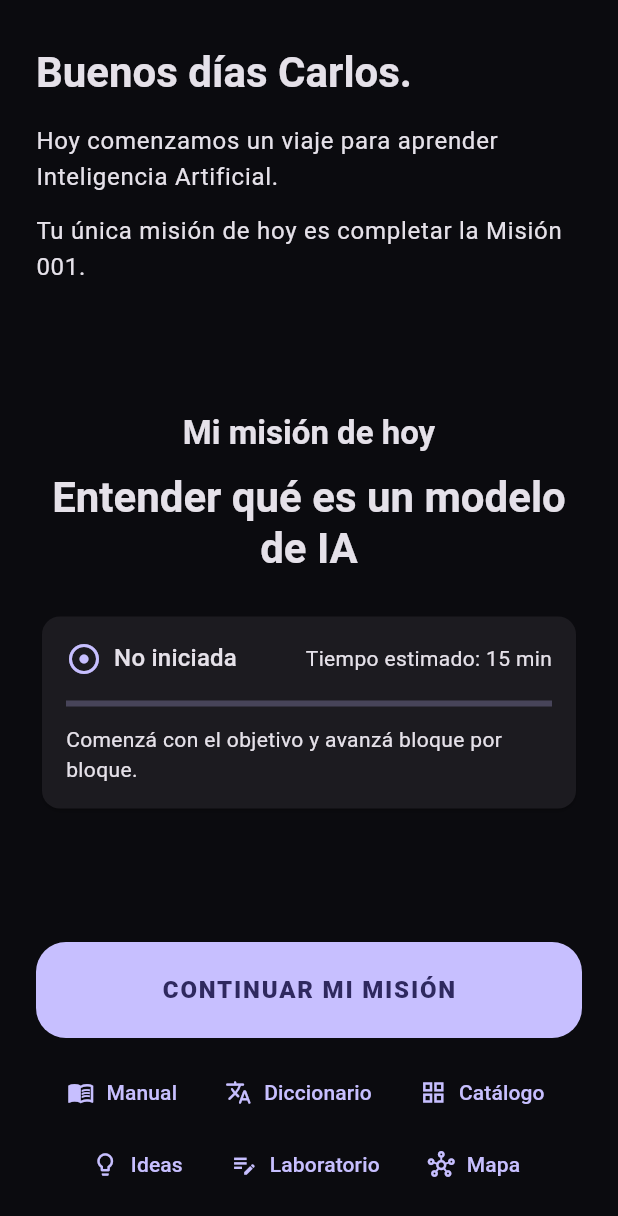
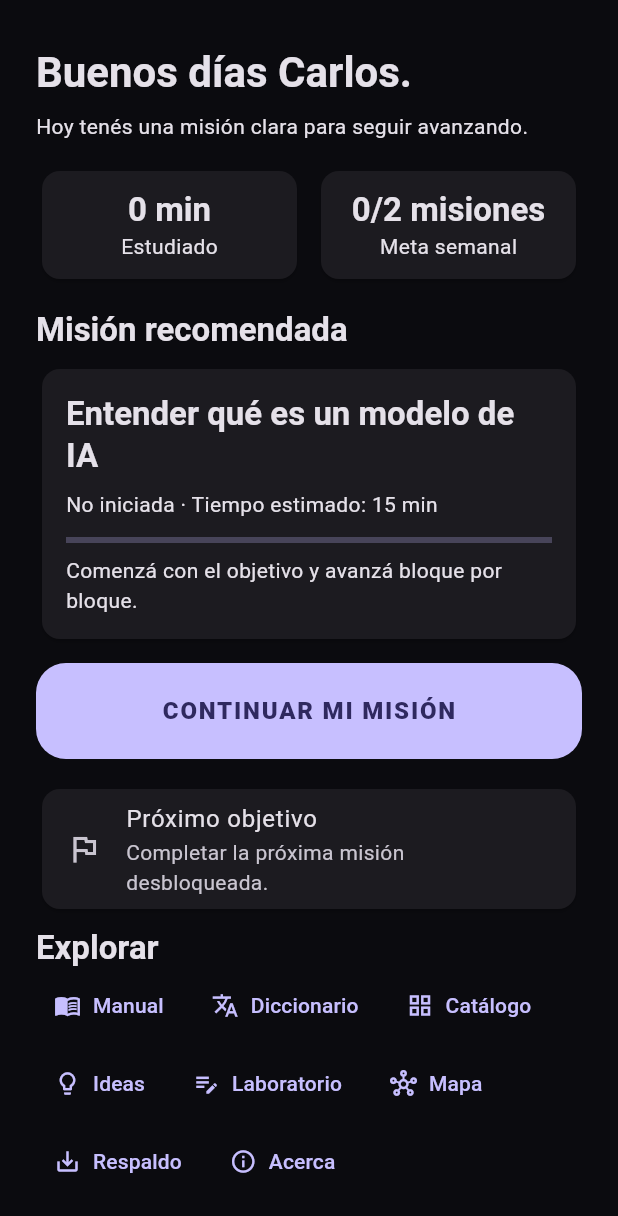
Before and after one commit to carlosvena/oraculo-ia, a Flutter app: the screen it shows after launch, after a tap on "EMPEZAR", on a phone screen of 412 x 824 dp. Shown: the top 1216 px of the screen. Run offline on Flutter 3.47's test engine with Material 3 defaults, Android fonts, the phone set to English and light mode, and no system bars; our stand-ins replace flutter_riverpod, go_router, shared_preferences.

Commit message:
Sprint 9: deliver coherent daily beta experience

```diff
--- a/lib/src/app/router/app_router.dart
+++ b/lib/src/app/router/app_router.dart
@@ -1,6 +1,7 @@
 import 'package:flutter_riverpod/flutter_riverpod.dart';
 import 'package:go_router/go_router.dart';
 import 'package:oraculo_ia/l10n/app_localizations.dart';
+import 'package:oraculo_ia/src/features/beta/presentation/beta_screens.dart';
 import 'package:oraculo_ia/src/features/content/presentation/knowledge_screens.dart';
 import 'package:oraculo_ia/src/features/knowledge_map/presentation/knowledge_map_screen.dart';
 import 'package:oraculo_ia/src/features/lessons/presentation/lesson_screen.dart';
@@ -26,6 +27,8 @@ abstract final class AppRoute {
   static const thoughts = '/thoughts';
   static const promptLab = '/prompt-lab';
   static const knowledgeMap = '/knowledge-map';
+  static const about = '/about';
+  static const backup = '/backup';
 
   static String lessonFor(Mission mission) {
     return '$lesson/${mission.id}/${mission.lessonId}';
@@ -97,6 +100,8 @@ final appRouterProvider = Provider<GoRouter>((ref) {
                   onThoughtLibrary: () => context.push(AppRoute.thoughts),
                   onPromptLab: () => context.push(AppRoute.promptLab),
                   onKnowledgeMap: () => context.push(AppRoute.knowledgeMap),
+                  onAbout: () => context.push(AppRoute.about),
+                  onBackup: () => context.push(AppRoute.backup),
                 );
               },
             ),
@@ -162,6 +167,14 @@ final appRouterProvider = Provider<GoRouter>((ref) {
               onOpenMission: (id) => context.push('${AppRoute.lesson}/$id/$id'),
             ),
       ),
+      GoRoute(
+        path: AppRoute.about,
+        builder: (context, state) => const AboutScreen(),
+      ),
+      GoRoute(
+        path: AppRoute.backup,
+        builder: (context, state) => const BackupScreen(),
+      ),
     ],
   );
 });
--- a/lib/src/features/missions/presentation/current_mission_screen.dart
+++ b/lib/src/features/missions/presentation/current_mission_screen.dart
@@ -6,6 +6,7 @@ import 'package:oraculo_ia/src/design_system/components/oraculo_scaffold.dart';
 import 'package:oraculo_ia/src/design_system/components/primary_mission_action.dart';
 import 'package:oraculo_ia/src/features/missions/domain/mission.dart';
 import 'package:oraculo_ia/src/features/missions/presentation/current_mission_view_model.dart';
+import 'package:oraculo_ia/src/features/progress/data/local_learning_state.dart';
 
 class CurrentMissionScreen extends ConsumerWidget {
   const CurrentMissionScreen({
@@ -20,26 +21,28 @@ class CurrentMissionScreen extends ConsumerWidget {
     required this.onThoughtLibrary,
     required this.onPromptLab,
     required this.onKnowledgeMap,
+    required this.onAbout,
+    required this.onBackup,
     super.key,
   });
-
-  final String statusLabel;
-  final String nextAction;
+  final String statusLabel, nextAction;
   final double progress;
   final int estimatedMinutes;
   final ValueChanged<Mission> onContinue;
-  final VoidCallback onManual;
-  final VoidCallback onDictionary;
-  final VoidCallback onCatalog;
-  final VoidCallback onThoughtLibrary;
-  final VoidCallback onPromptLab;
-  final VoidCallback onKnowledgeMap;
-
+  final VoidCallback onManual,
+      onDictionary,
+      onCatalog,
+      onThoughtLibrary,
+      onPromptLab,
+      onKnowledgeMap,
+      onAbout,
+      onBackup;
   @override
   Widget build(BuildContext context, WidgetRef ref) {
     final l10n = AppLocalizations.of(context);
     final mission = ref.watch(currentMissionViewModelProvider);
-
+    final learning =
+        ref.watch(learningStateProvider).value ?? const LearningState();
     return OraculoScaffold(
       body: AsyncContent<Mission>(
         value: mission,
@@ -48,106 +51,108 @@ class CurrentMissionScreen extends ConsumerWidget {
         onRetry:
             () => ref.read(currentMissionViewModelProvider.notifier).retry(),
         data:
-            (value) => Column(
-              crossAxisAlignment: CrossAxisAlignment.stretch,
+            (value) => ListView(
               children: <Widget>[
                 Text(
                   l10n.mentorGreeting,
                   style: Theme.of(context).textTheme.headlineMedium,
                 ),
+                const SizedBox(height: 8),
+                Text(
+                  learning.reviewConcepts.isEmpty
+                      ? 'Hoy tenés una misión clara para seguir avanzando.'
+                      : 'Tenés ${learning.reviewConcepts.length} concepto para repasar antes de avanzar.',
+                ),
+                const SizedBox(height: 16),
+                Row(
+                  children: [
+                    Expanded(
+                      child: _Metric(
+                        label: 'Estudiado',
+                        value: '${learning.studyMinutes} min',
+                      ),
+                    ),
+                    const SizedBox(width: 8),
+                    Expanded(
+                      child: _Metric(
+                        label: 'Meta semanal',
+                        value: '${learning.completed.length}/2 misiones',
+                      ),
+                    ),
+                  ],
+                ),
                 const SizedBox(height: 16),
                 Text(
-                  l10n.mentorJourney,
-                  style: Theme.of(context).textTheme.bodyLarge,
-                ),
-                const SizedBox(height: 12),
-                Text(
-                  l10n.mentorSingleMission,
-                  style: Theme.of(context).textTheme.bodyLarge,
-                ),
-                const Spacer(),
-                Text(
-                  l10n.todayMission,
-                  textAlign: TextAlign.center,
+                  'Misión recomendada',
                   style: Theme.of(context).textTheme.titleLarge,
                 ),
-                const SizedBox(height: 12),
-                Text(
-                  value.title,
-                  textAlign: TextAlign.center,
-                  style: Theme.of(context).textTheme.headlineMedium,
-                ),
-                const SizedBox(height: 24),
+                const SizedBox(height: 8),
                 Card(
                   child: Padding(
                     padding: const EdgeInsets.all(16),
                     child: Column(
-                      crossAxisAlignment: CrossAxisAlignment.stretch,
-                      children: <Widget>[
-                        Row(
-                          children: <Widget>[
-                            Icon(
-                              Icons.adjust_rounded,
-                              color: Theme.of(context).colorScheme.primary,
-                            ),
-                            const SizedBox(width: 8),
-                            Text(
-                              statusLabel,
-                              style: Theme.of(context).textTheme.titleMedium,
-                            ),
-                            const Spacer(),
-                            Text(l10n.estimatedTime(estimatedMinutes)),
-                          ],
+                      crossAxisAlignment: CrossAxisAlignment.start,
+                      children: [
+                        Text(
+                          value.title,
+                          style: Theme.of(context).textTheme.titleLarge,
                         ),
-                        const SizedBox(height: 16),
+                        const SizedBox(height: 8),
+                        Text(
+                          '$statusLabel · ${l10n.estimatedTime(estimatedMinutes)}',
+                        ),
+                        const SizedBox(height: 12),
                         LinearProgressIndicator(value: progress),
-                        const SizedBox(height: 12),
+                        const SizedBox(height: 8),
                         Text(nextAction),
                       ],
                     ),
                   ),
                 ),
-                const Spacer(),
+                const SizedBox(height: 12),
                 PrimaryMissionAction(
                   label: l10n.continueMission,
                   onPressed: () => onContinue(value),
                 ),
+                const SizedBox(height: 16),
+                if (learning.reviewConcepts.isNotEmpty)
+                  Card(
+                    child: ListTile(
+                      leading: const Icon(Icons.replay),
+                      title: const Text('Repaso pendiente'),
+                      subtitle: Text(learning.reviewConcepts.join(' · ')),
+                    ),
+                  ),
+                Card(
+                  child: ListTile(
+                    leading: const Icon(Icons.flag_outlined),
+                    title: const Text('Próximo objetivo'),
+                    subtitle: Text(
+                      learning.completed.length >= 5
+                          ? 'Aplicar y revisar lo aprendido.'
+                          : 'Completar la próxima misión desbloqueada.',
+                    ),
+                  ),
+                ),
+                const SizedBox(height: 8),
+                Text('Explorar', style: Theme.of(context).textTheme.titleLarge),
+                Wrap(
+                  spacing: 4,
+                  runSpacing: 4,
+                  children: [
+                    _Access('Manual', Icons.menu_book_outlined, onManual),
+                    _Access('Diccionario', Icons.translate, onDictionary),
+                    _Access('Catálogo', Icons.grid_view, onCatalog),
+                    _Access('Ideas', Icons.lightbulb_outline, onThoughtLibrary),
+                    _Access('Laboratorio', Icons.edit_note, onPromptLab),
+                    _Access('Mapa', Icons.hub_outlined, onKnowledgeMap),
+                    _Access('Respaldo', Icons.save_alt, onBackup),
+                    _Access('Acerca', Icons.info_outline, onAbout),
+                  ],
+                ),
                 const SizedBox(height: 12),
-                Wrap(
-                  alignment: WrapAlignment.center,
-                  spacing: 4,
-                  children: <Widget>[
-                    TextButton.icon(
-                      onPressed: onManual,
-                      icon: const Icon(Icons.menu_book_outlined),
-                      label: const Text('Manual'),
-                    ),
-                    TextButton.icon(
-                      onPressed: onDictionary,
-                      icon: const Icon(Icons.translate_rounded),
-                      label: const Text('Diccionario'),
-                    ),
-                    TextButton.icon(
-                      onPressed: onCatalog,
-                      icon: const Icon(Icons.grid_view_outlined),
-                      label: const Text('Catálogo'),
-                    ),
-                    TextButton.icon(
-                      onPressed: onThoughtLibrary,
-                      icon: const Icon(Icons.lightbulb_outline),
-                      label: const Text('Ideas'),
-                    ),
-                    TextButton.icon(
-                      onPressed: onPromptLab,
-                      icon: const Icon(Icons.edit_note),
-                      label: const Text('Laboratorio'),
-                    ),
-                    TextButton.icon(
-                      onPressed: onKnowledgeMap,
-                      icon: const Icon(Icons.hub_outlined),
-                      label: const Text('Mapa'),
-                    ),
-                  ],
+                const Center(
+                  child: Text('ORÁCULO IA Beta local · versión 1.8'),
                 ),
               ],
             ),
@@ -155,3 +160,30 @@ class CurrentMissionScreen extends ConsumerWidget {
     );
   }
 }
+
+class _Metric extends StatelessWidget {
+  const _Metric({required this.label, required this.value});
+  final String label, value;
+  @override
+  Widget build(BuildContext context) => Card(
+    child: Padding(
+      padding: const EdgeInsets.all(12),
+      child: Column(
+        children: [
+          Text(value, style: Theme.of(context).textTheme.titleLarge),
+          Text(label),
+        ],
+      ),
+    ),
+  );
+}
+
+class _Access extends StatelessWidget {
+  const _Access(this.label, this.icon, this.action);
+  final String label;
+  final IconData icon;
+  final VoidCallback action;
+  @override
+  Widget build(BuildContext context) =>
+      TextButton.icon(onPressed: action, icon: Icon(icon), label: Text(label));
+}
--- a/lib/src/features/progress/data/local_learning_state.dart
+++ b/lib/src/features/progress/data/local_learning_state.dart
@@ -201,4 +201,6 @@ final class LearningStateNotifier extends AsyncNotifier<LearningState> {
         ].take(20).toList();
     await _set(current.copyWith(promptHistory: values));
   }
+
+  Future<void> restore(LearningState restored) => _set(restored);
 }
--- a/pubspec.yaml
+++ b/pubspec.yaml
@@ -1,7 +1,7 @@
 name: oraculo_ia
 description: Mentor diario para aprender Inteligencia Artificial en espanol.
 publish_to: none
-version: 0.1.0+1
+version: 1.8.0+8
 
 environment:
   sdk: ">=3.7.0 <4.0.0"
```
Also changed, not shown: lib/src/features/beta/presentation/beta_screens.dart (added, +112 -0 lines), 7 other files.
